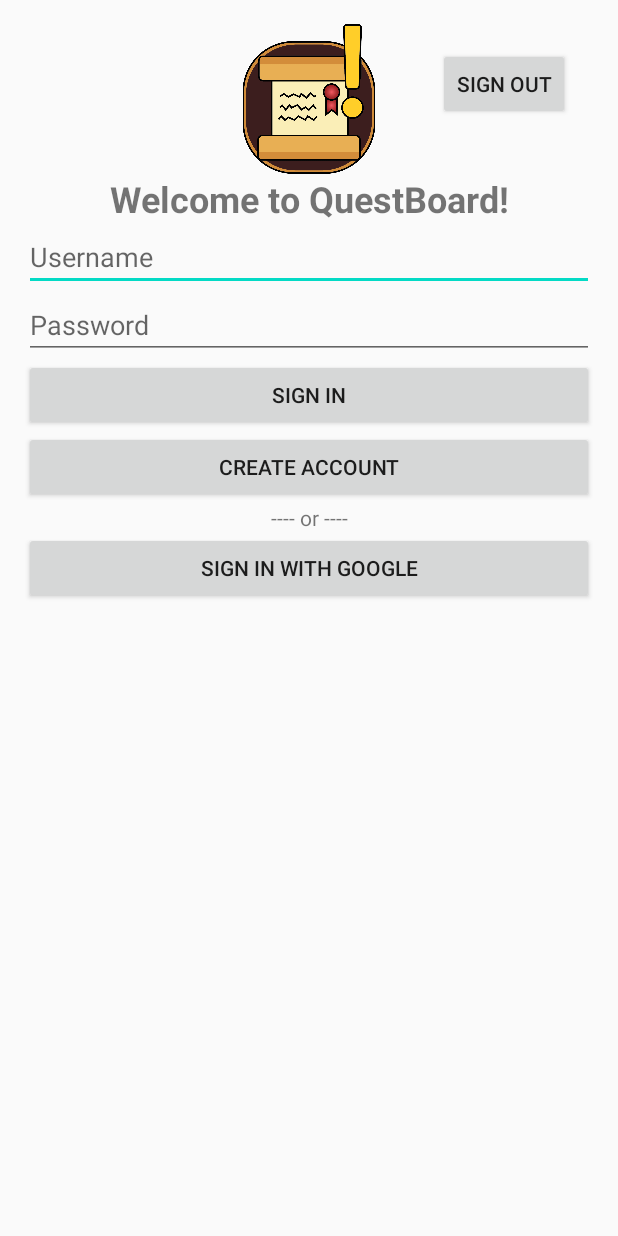
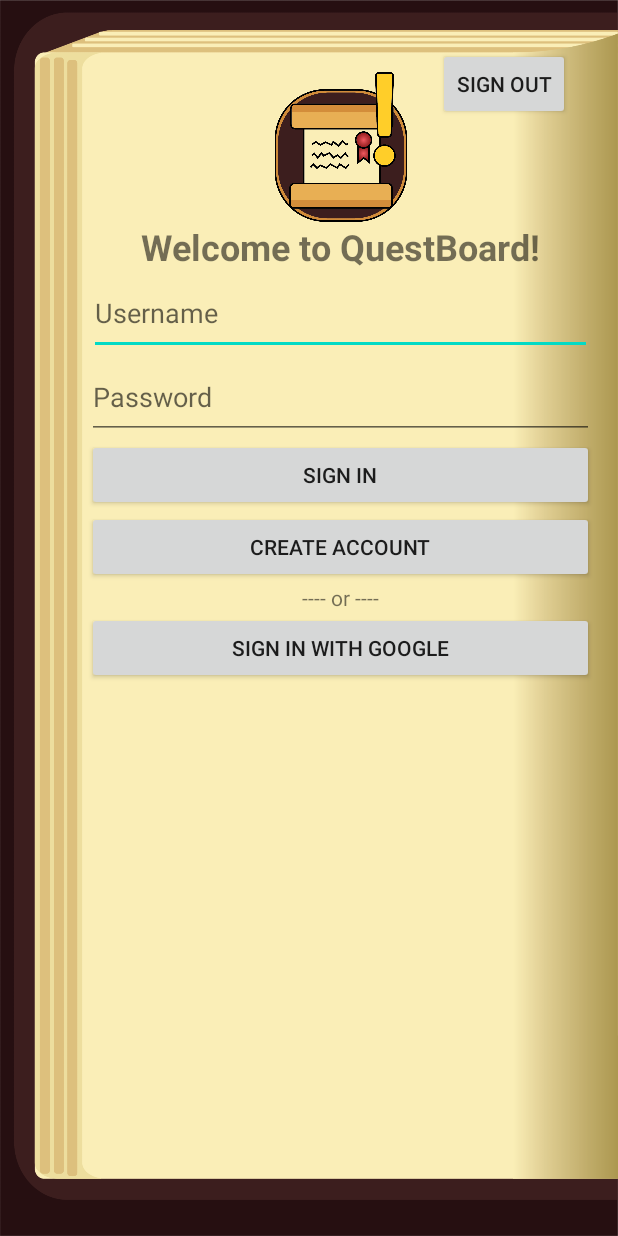
Before and after one commit to Rikiflame01/OPSC_POE-2024-S6, an Android app built with Jetpack Compose: the screen it shows after launch (MainActivity), on a phone screen of 412 x 824 dp. Run offline under Robolectric (Android 15) with nearby library versions, the phone set to English and light mode, and no system bars; our stand-ins replace Firebase (no records; nobody signed in at launch, a user with empty details on screens opened directly).

Commit message:
basic ui

```diff
--- a/app/src/main/res/layout/activity_login.xml
+++ b/app/src/main/res/layout/activity_login.xml
@@ -1,9 +1,10 @@
 <?xml version="1.0" encoding="utf-8"?>
-<androidx.constraintlayout.widget.ConstraintLayout
-    xmlns:android="http://schemas.android.com/apk/res/android"
+<androidx.constraintlayout.widget.ConstraintLayout xmlns:android="http://schemas.android.com/apk/res/android"
     xmlns:app="http://schemas.android.com/apk/res-auto"
+    xmlns:tools="http://schemas.android.com/tools"
     android:layout_width="match_parent"
     android:layout_height="match_parent"
+    android:background="@drawable/book_background_left"
     android:padding="16dp">
 
     <!-- App Icon -->
@@ -11,99 +12,101 @@
         android:id="@+id/appIconImageView"
         android:layout_width="100dp"
         android:layout_height="100dp"
+        android:layout_marginStart="42dp"
+        android:layout_marginTop="32dp"
         android:src="@drawable/ic_app_icon"
-        app:layout_constraintTop_toTopOf="parent"
+        app:layout_constraintEnd_toEndOf="parent"
         app:layout_constraintStart_toStartOf="parent"
-        app:layout_constraintEnd_toEndOf="parent"
-        android:layout_marginBottom="16dp" />
+        app:layout_constraintTop_toTopOf="parent" />
 
     <!-- Welcome Text -->
     <TextView
         android:id="@+id/welcomeTextView"
         android:layout_width="wrap_content"
         android:layout_height="wrap_content"
+        android:layout_marginStart="42dp"
         android:text="Welcome to QuestBoard!"
         android:textSize="24sp"
         android:textStyle="bold"
-        app:layout_constraintTop_toBottomOf="@id/appIconImageView"
+        app:layout_constraintEnd_toEndOf="parent"
         app:layout_constraintStart_toStartOf="parent"
-        app:layout_constraintEnd_toEndOf="parent"
-        android:layout_marginBottom="16dp" />
+        app:layout_constraintTop_toBottomOf="@id/appIconImageView" />
 
     <!-- Username Field -->
     <EditText
         android:id="@+id/usernameEditText"
-        android:layout_width="0dp"
-        android:layout_height="wrap_content"
+        android:layout_width="335dp"
+        android:layout_height="56dp"
+        android:layout_marginStart="42dp"
         android:hint="Username"
-        app:layout_constraintTop_toBottomOf="@id/welcomeTextView"
+        app:layout_constraintEnd_toEndOf="parent"
         app:layout_constraintStart_toStartOf="parent"
-        app:layout_constraintEnd_toEndOf="parent"
-        android:layout_marginBottom="8dp" />
+        app:layout_constraintTop_toBottomOf="@id/welcomeTextView" />
 
     <!-- Password Field -->
     <EditText
         android:id="@+id/passwordEditText"
         android:layout_width="0dp"
-        android:layout_height="wrap_content"
+        android:layout_height="56dp"
+        android:layout_marginStart="42dp"
         android:hint="Password"
         android:inputType="textPassword"
-        app:layout_constraintTop_toBottomOf="@id/usernameEditText"
+        app:layout_constraintEnd_toEndOf="parent"
         app:layout_constraintStart_toStartOf="parent"
-        app:layout_constraintEnd_toEndOf="parent"
-        android:layout_marginBottom="16dp" />
+        app:layout_constraintTop_toBottomOf="@id/usernameEditText" />
 
     <!-- Sign-In Button -->
     <Button
         android:id="@+id/loginButton"
         android:layout_width="0dp"
         android:layout_height="wrap_content"
+        android:layout_marginStart="42dp"
         android:text="Sign In"
-        app:layout_constraintTop_toBottomOf="@id/passwordEditText"
+        app:layout_constraintEnd_toEndOf="parent"
         app:layout_constraintStart_toStartOf="parent"
-        app:layout_constraintEnd_toEndOf="parent"
-        android:layout_marginBottom="8dp" />
+        app:layout_constraintTop_toBottomOf="@id/passwordEditText" />
 
     <!-- Create Account Button -->
     <Button
         android:id="@+id/registerButton"
         android:layout_width="0dp"
         android:layout_height="wrap_content"
+        android:layout_marginStart="42dp"
         android:text="Create Account"
-        app:layout_constraintTop_toBottomOf="@id/loginButton"
+        app:layout_constraintEnd_toEndOf="parent"
         app:layout_constraintStart_toStartOf="parent"
-        app:layout_constraintEnd_toEndOf="parent"
-        android:layout_marginBottom="8dp" />
+        app:layout_constraintTop_toBottomOf="@id/loginButton" />
 
     <!-- Separator Text -->
     <TextView
         android:id="@+id/separatorTextView"
         android:layout_width="wrap_content"
         android:layout_height="wrap_content"
+        android:layout_marginStart="42dp"
         android:text="---- or ----"
-        app:layout_constraintTop_toBottomOf="@id/registerButton"
+        app:layout_constraintEnd_toEndOf="parent"
         app:layout_constraintStart_toStartOf="parent"
-        app:layout_constraintEnd_toEndOf="parent"
-        android:layout_marginBottom="8dp" />
+        app:layout_constraintTop_toBottomOf="@id/registerButton" />
 
     <!-- Sign-In with Google Button -->
     <Button
         android:id="@+id/googleSignInButton"
         android:layout_width="0dp"
         android:layout_height="wrap_content"
+        android:layout_marginStart="42dp"
         android:text="Sign in with Google"
-        app:layout_constraintTop_toBottomOf="@id/separatorTextView"
+        app:layout_constraintEnd_toEndOf="parent"
         app:layout_constraintStart_toStartOf="parent"
-        app:layout_constraintEnd_toEndOf="parent"
-        android:layout_marginBottom="8dp" />
+        app:layout_constraintTop_toBottomOf="@id/separatorTextView" />
 
     <Button
         android:id="@+id/signOutButton"
         android:layout_width="wrap_content"
         android:layout_height="wrap_content"
+        android:layout_margin="16dp"
+        android:layout_marginTop="32dp"
         android:text="Sign Out"
-        app:layout_constraintTop_toTopOf="parent"
         app:layout_constraintEnd_toEndOf="parent"
-        android:layout_margin="16dp" />
+        app:layout_constraintTop_toTopOf="parent" />
 
 </androidx.constraintlayout.widget.ConstraintLayout>
--- a/app/src/main/res/layout/dialog_number_picker.xml
+++ b/app/src/main/res/layout/dialog_number_picker.xml
@@ -1,8 +1,8 @@
 <?xml version="1.0" encoding="utf-8"?>
-<LinearLayout
-    xmlns:android="http://schemas.android.com/apk/res/android"
+<LinearLayout xmlns:android="http://schemas.android.com/apk/res/android"
     android:layout_width="wrap_content"
     android:layout_height="wrap_content"
+    android:background="#CCDCBE8F"
     android:orientation="vertical"
     android:padding="16dp">
 
```
Also changed, not shown: app/src/main/res/layout/activity_create_quest.xml (+112 -62 lines), app/src/main/res/layout/activity_profile.xml (+19 -10 lines), app/src/main/res/layout/activity_quest_board.xml (+12 -9 lines), app/src/main/res/layout/activity_register.xml (+25 -24 lines), app/src/main/res/layout/activity_time_sheet.xml (+23 -11 lines), app/src/main/res/layout/dialog_add_timesheet_entry.xml (+21 -20 lines), app/src/main/res/layout/item_quest.xml (+10 -10 lines), app/src/main/res/layout/item_timesheet_entry.xml (+5 -5 lines), app/src/main/res/drawable/dialog_add_timesheet_entry_background.png (added), app/src/main/res/drawable/item_sheet_entry_background.png (added), app/src/main/res/drawable/textbox_box_extralong.png (added), app/src/main/res/drawable/textbox_box_long.png (added), app/src/main/res/drawable/textbox_box_short.png (added), app/src/main/res/drawable/timesheet_entry_profile_pic_placeholder.png (added).
